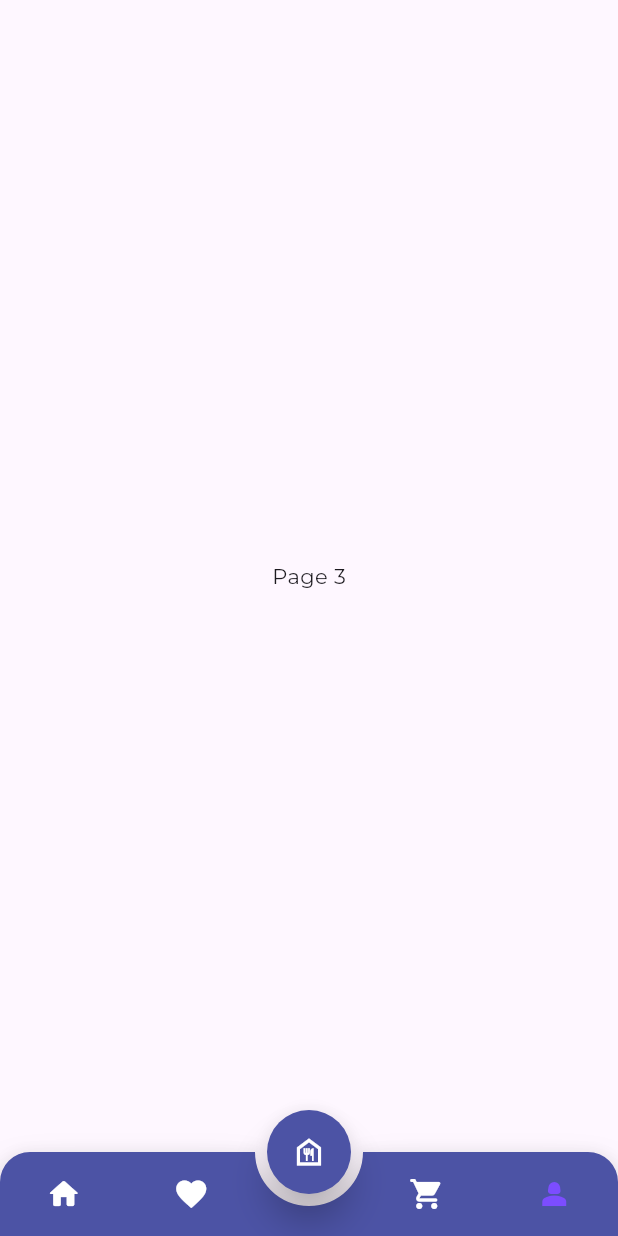
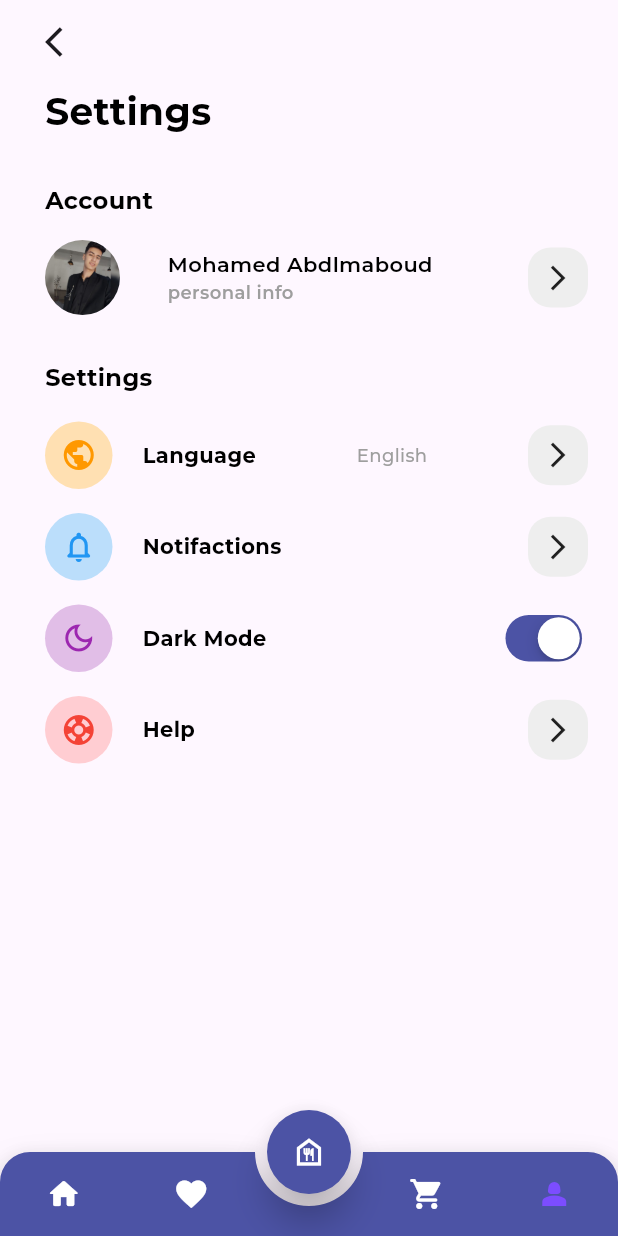
Before and after one commit to MohamedAbdelmaboud/Foody, a Flutter app: the HomeView screen opened by its route, swiped to page 4, on a phone screen of 412 x 824 dp. Run offline on Flutter 3.47's test engine with Material 3 defaults, Android fonts, the light colour scheme and no system bars; drawn by our look-alikes of animated_bottom_navigation_bar; our stand-ins replace animated_text_kit, badges, flutter_slidable, flutter_spinkit, flutter_svg, google_fonts and 1 more; network calls fail.

Commit message:
settings view done !

```diff
--- a/lib/core/constants/my_colors.dart
+++ b/lib/core/constants/my_colors.dart
@@ -1,8 +1,9 @@
 import 'package:flutter/material.dart';
 
 class MyColors {
-  static const Color primaryColor = Color(0xff4c53a5);
+  static const  primaryColor = Color(0xff4c53a5);
   static const Color kTextColor = Color(0xff000000);
+  static const Color scaffoldBg= Color(0xfff5f4f5);
 }
 
 List<Color> colors = [
--- /dev/null
+++ b/lib/core/utlis/helpers.dart
@@ -0,0 +1,6 @@
+import 'package:flutter/material.dart';
+import 'package:foody/features/home/presentaion/views/home_view.dart';
+
+void navigateToHome(BuildContext context) {
+  Navigator.popAndPushNamed(context, HomeView.id);
+}
--- a/lib/core/utlis/styles.dart
+++ b/lib/core/utlis/styles.dart
@@ -14,7 +14,7 @@ abstract class Styles {
   );
   static const textStyle14 = TextStyle(
     fontSize: 14,
-    fontWeight: FontWeight.w600,
+    fontWeight: FontWeight.w500,
     color: MyColors.primaryColor,
   );
   static const textStyle12 = TextStyle(
--- a/lib/features/home/presentaion/views/cart_view.dart
+++ b/lib/features/home/presentaion/views/cart_view.dart
@@ -1,6 +1,6 @@
 import 'package:flutter/material.dart';
+import 'package:foody/core/utlis/helpers.dart';
 import 'package:foody/core/utlis/styles.dart';
-import 'package:foody/features/home/presentaion/views/home_view.dart';
 import 'package:foody/features/home/presentaion/views/widgets/my_bottom_sheet.dart';
 
 import 'widgets/slidable_cart_item.dart';
@@ -16,7 +16,15 @@ class CartView extends StatefulWidget {
 class _CartViewState extends State<CartView> {
   @override
   Widget build(BuildContext context) {
-    return Scaffold(
+    return PopScope(
+      canPop: false,
+      onPopInvoked: (didPop) {
+        if (didPop) {
+          return;
+        }
+        navigateToHome(context);
+      },
+      child: Scaffold(
         backgroundColor: const Color(0xfff5f4f5),
         appBar: AppBar(
           backgroundColor: Colors.transparent,
@@ -30,7 +38,7 @@ class _CartViewState extends State<CartView> {
               Icons.arrow_back_ios,
             ),
             onPressed: () {
-            Navigator.popAndPushNamed(context, HomeView.id);
+              navigateToHome(context);
             },
           ),
         ),
@@ -52,6 +60,7 @@ class _CartViewState extends State<CartView> {
                 const MyBottomSheet(),
               ],
             )),
+      ),
     );
   }
 }
--- a/lib/features/home/presentaion/views/favourite_view.dart
+++ b/lib/features/home/presentaion/views/favourite_view.dart
@@ -1,19 +1,29 @@
 import 'package:flutter/material.dart';
+import 'package:foody/core/constants/my_colors.dart';
+import 'package:foody/core/utlis/helpers.dart';
 import 'package:foody/core/utlis/styles.dart';
-import 'package:foody/features/home/presentaion/views/home_view.dart';
+import 'package:foody/features/home/presentaion/views/widgets/food_item.dart';
 
 class FavouriteView extends StatelessWidget {
   const FavouriteView({Key? key}) : super(key: key);
-static String id='FavouriteView';
+  static String id = 'FavouriteView';
   @override
   Widget build(BuildContext context) {
-    return  Scaffold(
-      backgroundColor: const Color(0xfff5f4f5),
+    return PopScope(
+      canPop: false,
+      onPopInvoked: (didPop) {
+        if (didPop) {
+          return;
+        }
+        navigateToHome(context);
+      },
+      child: Scaffold(
+        backgroundColor: MyColors.scaffoldBg,
         appBar: AppBar(
           backgroundColor: Colors.transparent,
           centerTitle: true,
           title: Text(
-          'My favourite',
+            'My favourites',
             style: Styles.textStyle20.copyWith(color: Colors.black),
           ),
           leading: IconButton(
@@ -21,9 +31,24 @@ static String id='FavouriteView';
               Icons.arrow_back_ios,
             ),
             onPressed: () {
-            Navigator.popAndPushNamed(context, HomeView.id);
+              navigateToHome(context);
             },
           ),
-      ),);
+        ),
+        body: GridView.builder(
+          padding: const EdgeInsets.symmetric(horizontal: 10),
+          physics: const BouncingScrollPhysics(),
+          gridDelegate: const SliverGridDelegateWithFixedCrossAxisCount(
+            crossAxisSpacing: 15,
+            mainAxisSpacing: 15,
+            crossAxisCount: 2,
+          ),
+          itemCount: 6,
+          itemBuilder: (BuildContext context, int index) {
+            return const FoodItem();
+          },
+        ),
+      ),
+    );
   }
 }
--- a/lib/features/home/presentaion/views/home_view.dart
+++ b/lib/features/home/presentaion/views/home_view.dart
@@ -1,8 +1,8 @@
-import 'package:animated_bottom_navigation_bar/animated_bottom_navigation_bar.dart';
 import 'package:flutter/material.dart';
 import 'package:foody/core/constants/my_colors.dart';
 import 'package:foody/features/home/presentaion/views/cart_view.dart';
 import 'package:foody/features/home/presentaion/views/favourite_view.dart';
+import 'package:foody/features/home/presentaion/views/setting_view.dart';
 import 'package:foody/features/home/presentaion/views/widgets/home_body.dart';
 
 import 'widgets/my_bottom_navigation_bar.dart';
@@ -41,8 +41,8 @@ class _HomeViewState extends State<HomeView> {
             bottomNavIndex = index;
             controller.animateToPage(
               bottomNavIndex,
-              duration: const Duration(milliseconds: 200),
-              curve: Curves.easeInOut,
+              duration: const Duration(milliseconds: 50),
+              curve: Curves.bounceIn,
             );
           });
         },
@@ -51,7 +51,7 @@ class _HomeViewState extends State<HomeView> {
         controller: controller,
         scrollDirection: Axis.horizontal,
         // physics: const BouncingScrollPhysics(),
-        children: _list,
+        children: pages,
         onPageChanged: (index) {
           setState(() {
             bottomNavIndex = index;
@@ -62,13 +62,9 @@ class _HomeViewState extends State<HomeView> {
   }
 }
 
-List<Widget> _list = <Widget>[
+List<Widget> pages = <Widget>[
   const HomeBody(),
   const FavouriteView(),
   const CartView(),
-  const Center(
-    child: Text(
-      "Page 3",
-    ),
-  ),
+  const SettingView(),
 ];
--- /dev/null
+++ b/lib/features/home/presentaion/views/setting_view.dart
@@ -0,0 +1,72 @@
+import 'package:flutter/material.dart';
+import 'package:foody/core/utlis/helpers.dart';
+import 'package:foody/core/utlis/styles.dart';
+import 'package:foody/features/home/presentaion/views/widgets/account_item.dart';
+import 'package:foody/features/home/presentaion/views/widgets/settings_item.dart';
+
+class SettingView extends StatelessWidget {
+  const SettingView({Key? key}) : super(key: key);
+
+  @override
+  Widget build(BuildContext context) {
+    return Scaffold(
+      appBar: AppBar(
+        leading: Padding(
+          padding: const EdgeInsets.only(left: 22.0),
+          child: IconButton(
+            icon: const Icon(
+              Icons.arrow_back_ios,
+            ),
+            onPressed: () {
+              navigateToHome(context);
+            },
+          ),
+        ),
+      ),
+      body: Padding(
+        padding: const EdgeInsets.only(left: 30.0, right: 20),
+        child: Column(
+          crossAxisAlignment: CrossAxisAlignment.start,
+          children: [
+            const Text(
+              'Settings',
+              style: TextStyle(
+                  color: Colors.black,
+                  fontWeight: FontWeight.bold,
+                  fontSize: 25),
+            ),
+            const SizedBox(
+              height: 30,
+            ),
+            Text(
+              'Account',
+              style: Styles.textStyle16
+                  .copyWith(color: Colors.black, fontWeight: FontWeight.bold),
+            ),
+            const SizedBox(
+              height: 15,
+            ),
+            const AccountItem(),
+            const SizedBox(
+              height: 30,
+            ),
+            Text(
+              'Settings',
+              style: Styles.textStyle16
+                  .copyWith(color: Colors.black, fontWeight: FontWeight.bold),
+            ),
+            const SizedBox(
+              height: 10,
+            ),
+            Expanded(
+              child: ListView(
+                scrollDirection: Axis.vertical,
+                children: settingsList,
+              ),
+            )
+          ],
+        ),
+      ),
+    );
+  }
+}
--- /dev/null
+++ b/lib/features/home/presentaion/views/widgets/account_item.dart
@@ -0,0 +1,43 @@
+import 'package:flutter/material.dart';
+import 'package:foody/core/constants/my_colors.dart';
+import 'package:foody/core/utlis/styles.dart';
+import 'package:foody/features/home/presentaion/views/widgets/forward_button.dart';
+
+class AccountItem extends StatelessWidget {
+  const AccountItem({
+    super.key,
+  });
+
+  @override
+  Widget build(BuildContext context) {
+    return Row(
+      // mainAxisAlignment: MainAxisAlignment.spaceEvenly,
+      children: [
+        ClipRRect(
+            borderRadius: BorderRadius.circular(99),
+            child: Image.asset(
+              'assets/images/me.jpg',
+              height: 50,
+            )),
+        const Spacer(flex: 1,),
+        Column(
+          crossAxisAlignment: CrossAxisAlignment.start,
+          children: [
+            Text(
+              'Mohamed Abdlmaboud',
+              style: Styles.textStyle14.copyWith(
+                  fontWeight: FontWeight.w600,
+                  color: MyColors.kTextColor),
+            ),
+            Text(
+              'personal info',
+              style: Styles.textStyle12.copyWith(color: Colors.grey),
+            ),
+          ],
+        ),
+        const Spacer(flex: 2,),
+        const ForwardButton()
+      ],
+    );
+  }
+}
--- a/lib/features/home/presentaion/views/widgets/food_item.dart
+++ b/lib/features/home/presentaion/views/widgets/food_item.dart
@@ -5,8 +5,9 @@ import 'package:foody/core/utlis/styles.dart';
 class FoodItem extends StatelessWidget {
   const FoodItem({
     super.key,
+    this.isFavourite = false,
   });
-
+  final bool isFavourite;
   @override
   Widget build(BuildContext context) {
     return Stack(
@@ -51,8 +52,7 @@ class FoodItem extends StatelessWidget {
                     maxLines: 5,
                     overflow: TextOverflow.ellipsis,
                     style: Styles.textStyle12.copyWith(
-
-                      height:1,
+                        height: 1,
                         color: const Color(0xff000000),
                         fontWeight: FontWeight.bold),
                   ),
@@ -75,8 +75,13 @@ class FoodItem extends StatelessWidget {
             width: 25,
             decoration: BoxDecoration(
                 color: Colors.white.withOpacity(0.3), shape: BoxShape.circle),
-            child: const Icon(Icons.favorite_outline_sharp,
-                size: 20, color: Colors.black),
+            child: Icon(
+              isFavourite
+                  ? Icons.favorite_outlined
+                  : Icons.favorite_outline_sharp,
+              size: 20,
+              color: isFavourite ? Colors.red : Colors.black,
+            ),
           ),
         )
       ],
--- /dev/null
+++ b/lib/features/home/presentaion/views/widgets/forward_button.dart
@@ -0,0 +1,23 @@
+import 'package:flutter/material.dart';
+
+class ForwardButton extends StatelessWidget {
+  const ForwardButton({
+    super.key,
+  });
+
+  @override
+  Widget build(BuildContext context) {
+    return Container(
+      height: 40,
+      width: 40,
+      decoration: BoxDecoration(
+        color: Colors.grey.shade200,
+        borderRadius: BorderRadius.circular(15),
+      ),
+      child: const Icon(
+        Icons.arrow_forward_ios_outlined,
+        size: 20,
+      ),
+    );
+  }
+}
--- /dev/null
+++ b/lib/features/home/presentaion/views/widgets/settings_item.dart
@@ -0,0 +1,117 @@
+import 'package:flutter/cupertino.dart';
+import 'package:flutter/material.dart';
+import 'package:foody/core/constants/my_colors.dart';
+import 'package:foody/core/utlis/styles.dart';
+import 'package:foody/features/home/presentaion/views/widgets/forward_button.dart';
+
+class SettingsItem extends StatefulWidget {
+  final Color bgColor;
+
+  final Color color;
+
+  final String title;
+
+  final String? value;
+  final IconData iconData;
+  final bool isDarkMode;
+  const SettingsItem({
+    super.key,
+    required this.bgColor,
+    required this.color,
+    required this.title,
+    this.value,
+    required this.iconData,
+    this.isDarkMode = false,
+  });
+
+  @override
+  State<SettingsItem> createState() => _SettingsItemState();
+}
+
+class _SettingsItemState extends State<SettingsItem> {
+  bool switchValue = true;
+  @override
+  Widget build(BuildContext context) {
+    return Padding(
+      padding: const EdgeInsets.symmetric(vertical: 8.0),
+      child: Row(
+        // mainAxisAlignment: MainAxisAlignment.spaceEvenly,
+        children: [
+          Container(
+            height: 45,
+            width: 45,
+            decoration: BoxDecoration(
+              color: widget.bgColor,
+              shape: BoxShape.circle,
+            ),
+            child: Icon(
+              widget.iconData,
+              color: widget.color,
+            ),
+          ),
+          const SizedBox(
+            width: 20,
+          ),
+          Text(
+            widget.title,
+            style: Styles.textStyle14
+                .copyWith(color: Colors.black, fontWeight: FontWeight.bold),
+          ),
+          const Spacer(
+            flex: 2,
+          ),
+          Text(
+            widget.value ?? '',
+            style: Styles.textStyle12.copyWith(
+              color: Colors.grey,
+              fontWeight: FontWeight.w500,
+            ),
+          ),
+          const Spacer(
+            flex: 2,
+          ),
+          widget.isDarkMode
+              ? CupertinoSwitch(
+                  activeColor: MyColors.primaryColor,
+                  value: switchValue,
+                  onChanged: (value) {
+                    setState(() {
+                      switchValue = value;
+                    });
+                  },
+                )
+              : const ForwardButton()
+        ],
+      ),
+    );
+  }
+}
+
+List<SettingsItem> settingsList = [
+  SettingsItem(
+    bgColor: Colors.orange.shade100,
+    color: Colors.orange,
+    title: 'Language',
+    iconData: Icons.public,
+    value: 'English',
+  ),
+  SettingsItem(
+    bgColor: Colors.blue.shade100,
+    color: Colors.blue,
+    title: 'Notifactions',
+    iconData: Icons.notifications_none_rounded,
+  ),
+  SettingsItem(
+    bgColor: Colors.purple.shade100,
+    color: Colors.purple,
+    title: 'Dark Mode',
+    iconData: Icons.dark_mode_outlined,
+    isDarkMode: true,
+  ),
+  SettingsItem(
+    bgColor: Colors.red.shade100,
+    color: Colors.red,
+    title: 'Help',
+    iconData: Icons.support,
+  ),
+];
```
Also changed, not shown: assets/images/me.jpg (added). Lines whose indentation alone changed are shown as unchanged.
